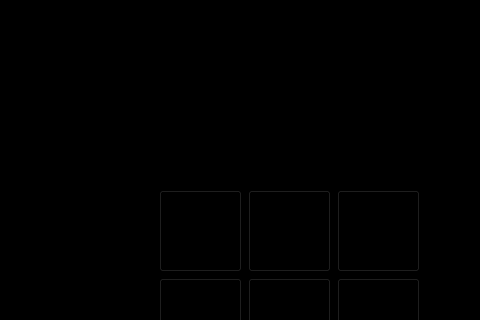
sxndrx-cxlxnx/h_da_B2-Programmieren2, file DungeonCrawler/mainwindow.ui: the form before one commit; both pictures show x 711 to 1191 and y 0 to 320 of the 1191 by 619 pixel window.
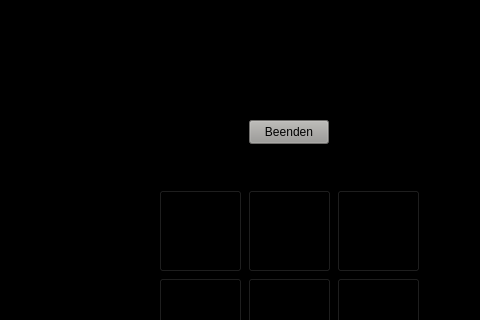
The form after the commit. Icons and pictures are not drawn.

Diff of the .ui file:
```diff
--- a/DungeonCrawler/mainwindow.ui
+++ b/DungeonCrawler/mainwindow.ui
@@ -264,6 +264,25 @@
      <string/>
     </property>
    </widget>
+   <widget class="QPushButton" name="beenden">
+    <property name="geometry">
+     <rect>
+      <x>960</x>
+      <y>120</y>
+      <width>80</width>
+      <height>24</height>
+     </rect>
+    </property>
+    <property name="styleSheet">
+     <string notr="true">background-color: rgb(154, 153, 150);</string>
+    </property>
+    <property name="text">
+     <string>Beenden</string>
+    </property>
+    <property name="shortcut">
+     <string>Q</string>
+    </property>
+   </widget>
    <zorder>label</zorder>
    <zorder>gridLayoutWidget</zorder>
    <zorder>gridLayoutWidget_2</zorder>
```
Left out of the diff: 1 changed line with no effect on the pictures.
